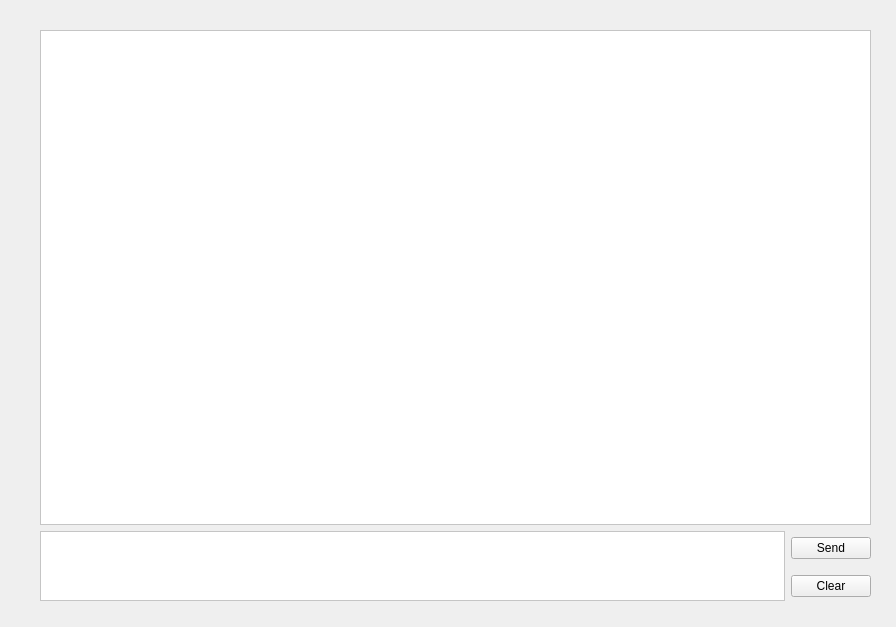
Old version of the form src/chatroom.ui in the repository pollycoder/qq.
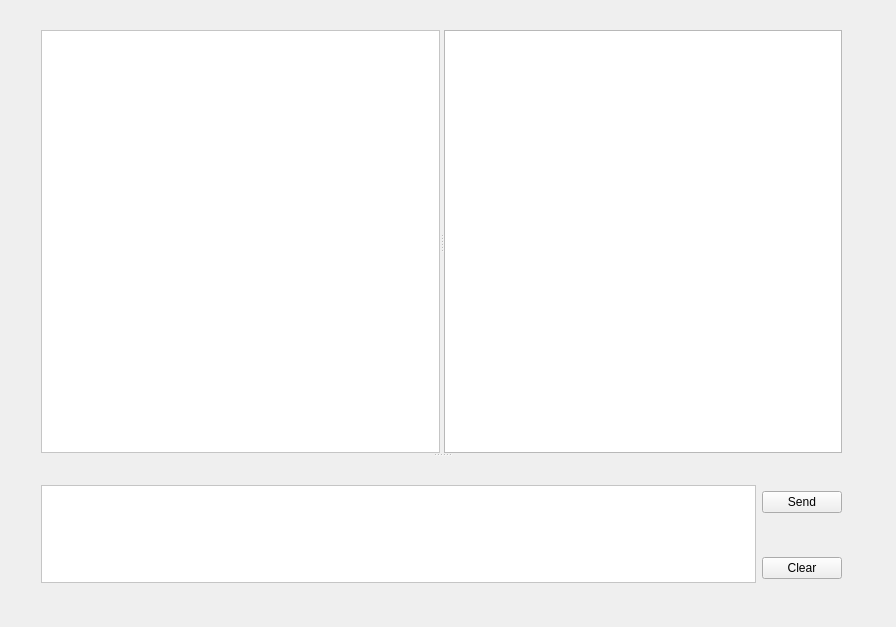
New version of the form.

Commit message: add chatroom list

The edit to the form file:
```diff
--- a/src/chatroom.ui
+++ b/src/chatroom.ui
@@ -13,17 +13,22 @@
   <property name="windowTitle">
    <string>Form</string>
   </property>
-  <widget class="QWidget" name="">
+  <widget class="QSplitter" name="splitter_2">
    <property name="geometry">
     <rect>
-     <x>40</x>
+     <x>41</x>
      <y>30</y>
-     <width>831</width>
-     <height>571</height>
+     <width>801</width>
+     <height>581</height>
     </rect>
    </property>
-   <layout class="QGridLayout" name="gridLayout_2">
-    <item row="0" column="0">
+   <property name="orientation">
+    <enum>Qt::Vertical</enum>
+   </property>
+   <widget class="QSplitter" name="splitter">
+    <property name="orientation">
+     <enum>Qt::Horizontal</enum>
+    </property>
      <widget class="QTextBrowser" name="textBrowser">
       <property name="styleSheet">
        <string notr="true">background-color: rgb(255, 255, 255);
@@ -31,8 +36,9 @@
 font: 13pt &quot;Bodoni 72&quot;;</string>
       </property>
      </widget>
-    </item>
-    <item row="1" column="0">
+    <widget class="QListWidget" name="userlist"/>
+   </widget>
+   <widget class="QWidget" name="">
      <layout class="QGridLayout" name="gridLayout">
       <item row="0" column="0" rowspan="2">
        <widget class="QPlainTextEdit" name="inputMsg">
@@ -58,8 +64,7 @@
        </widget>
       </item>
      </layout>
-    </item>
-   </layout>
+   </widget>
   </widget>
  </widget>
  <resources/>
```
Lines whose indentation alone changed are shown as unchanged. The commit also changes 11 other files.
